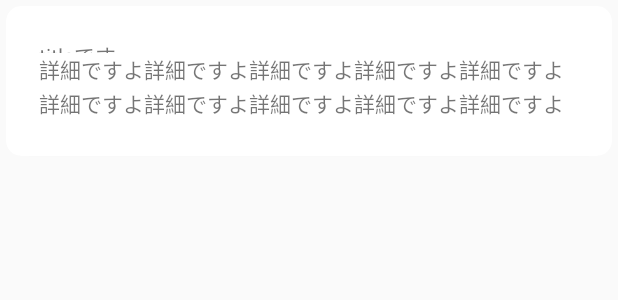
After one commit to tudanuma91/BlasAndroid, an Android app: the layout project_management_list.xml on its own in the app's theme, with its tools: preview values and no code run, on a phone screen of 412 x 824 dp. The commit adds this screen. Shown: the top 300 px of the screen. Run offline under Robolectric (Android 15) with nearby library versions, the phone set to English and light mode, and no system bars; network calls fail.

Commit message:
データ管理画面にて、プロジェクト表示

```diff
--- a/app/build.gradle
+++ b/app/build.gradle
@@ -43,6 +43,9 @@ dependencies {
     implementation 'androidx.lifecycle:lifecycle-extensions:2.1.0'
     implementation 'androidx.navigation:navigation-fragment-ktx:2.1.0'
     implementation 'androidx.navigation:navigation-ui-ktx:2.1.0'
+    implementation 'androidx.recyclerview:recyclerview:1.1.0'
+    implementation 'androidx.cardview:cardview:1.0.0'
+    implementation 'com.android.support:cardview-v7:28.0.0'
     testImplementation 'junit:junit:4.12'
     androidTestImplementation 'androidx.test.ext:junit:1.1.1'
     androidTestImplementation 'androidx.test.espresso:espresso-core:3.2.0'
--- /dev/null
+++ b/app/src/main/res/layout/project_management_list.xml
@@ -0,0 +1,50 @@
+<?xml version="1.0" encoding="utf-8"?>
+<LinearLayout xmlns:android="http://schemas.android.com/apk/res/android"
+    xmlns:tools="http://schemas.android.com/tools"
+    xmlns:app="http://schemas.android.com/apk/res-auto"
+    android:orientation="vertical"
+    android:layout_width="match_parent"
+    android:layout_height="match_parent">
+
+    <androidx.cardview.widget.CardView
+        android:id="@+id/card_view"
+        android:layout_width="match_parent"
+        android:layout_height="100dp"
+        android:layout_gravity="center"
+        android:layout_margin="4dp"
+        app:cardBackgroundColor="@color/cardview_light_background"
+        app:cardCornerRadius="10dp"
+        app:contentPadding="16dp">
+
+        <LinearLayout
+            android:layout_width="match_parent"
+            android:layout_height="match_parent"
+            android:orientation="vertical"
+            android:padding="6dp">
+
+            <TextView
+                android:id="@+id/row_title"
+                android:layout_width="wrap_content"
+                android:layout_height="0dp"
+                android:layout_weight="0.3"
+                tools:text="titleです" />
+
+            <TextView
+                android:id="@+id/row_detail"
+                android:layout_width="wrap_content"
+                android:layout_height="0dp"
+                android:layout_weight="0.7"
+                tools:text="詳細ですよ詳細ですよ詳細ですよ詳細ですよ詳細ですよ" />
+
+            <TextView
+                android:id="@+id/row_test"
+                android:layout_width="wrap_content"
+                android:layout_height="0dp"
+                android:layout_weight="0.7"
+                tools:text="詳細ですよ詳細ですよ詳細ですよ詳細ですよ詳細ですよ" />
+
+        </LinearLayout>
+
+    </androidx.cardview.widget.CardView>
+
+</LinearLayout>
```
Also changed, not shown: app/src/main/java/com/v3/basis/blas/ui/data_management/ItemsProjectFragment.kt (+57 -20 lines), app/src/main/java/com/v3/basis/blas/ui/data_management/items_project_view/ItemsProjectViewAdapter.kt (added, +36 -0 lines), app/src/main/java/com/v3/basis/blas/ui/data_management/items_project_view/RowModel.kt (added, +7 -0 lines), app/src/main/java/com/v3/basis/blas/ui/data_management/items_project_view/ViewHolder.kt (added, +12 -0 lines), app/src/main/res/layout/fragment_data_management.xml (+7 -20 lines).
